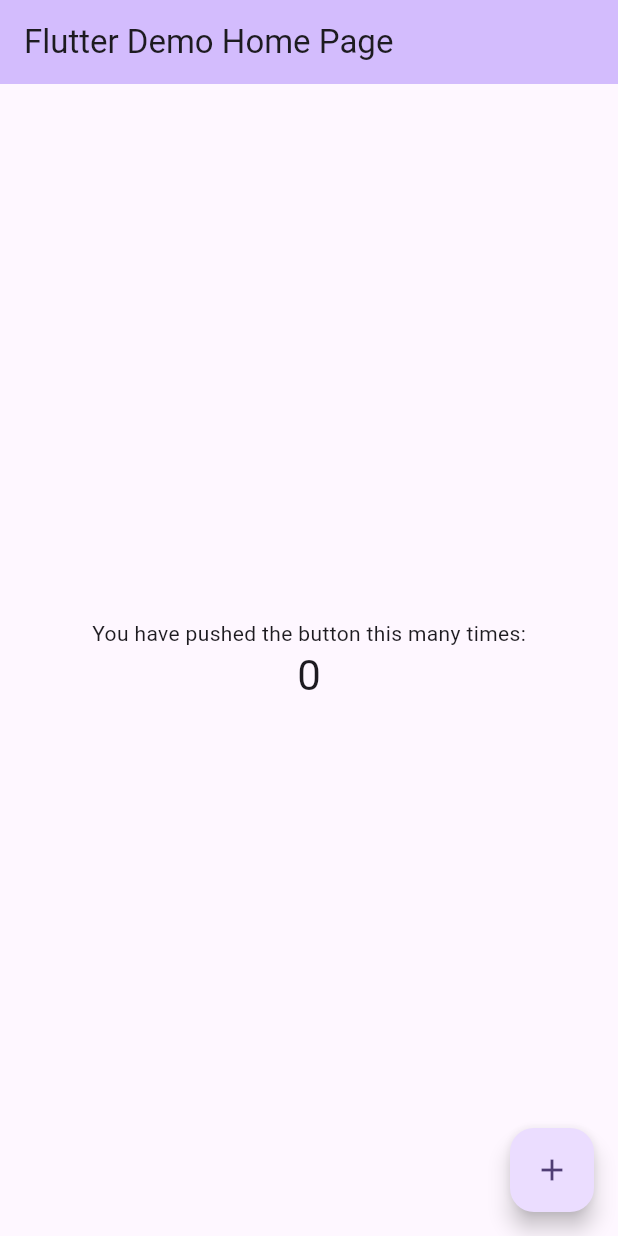
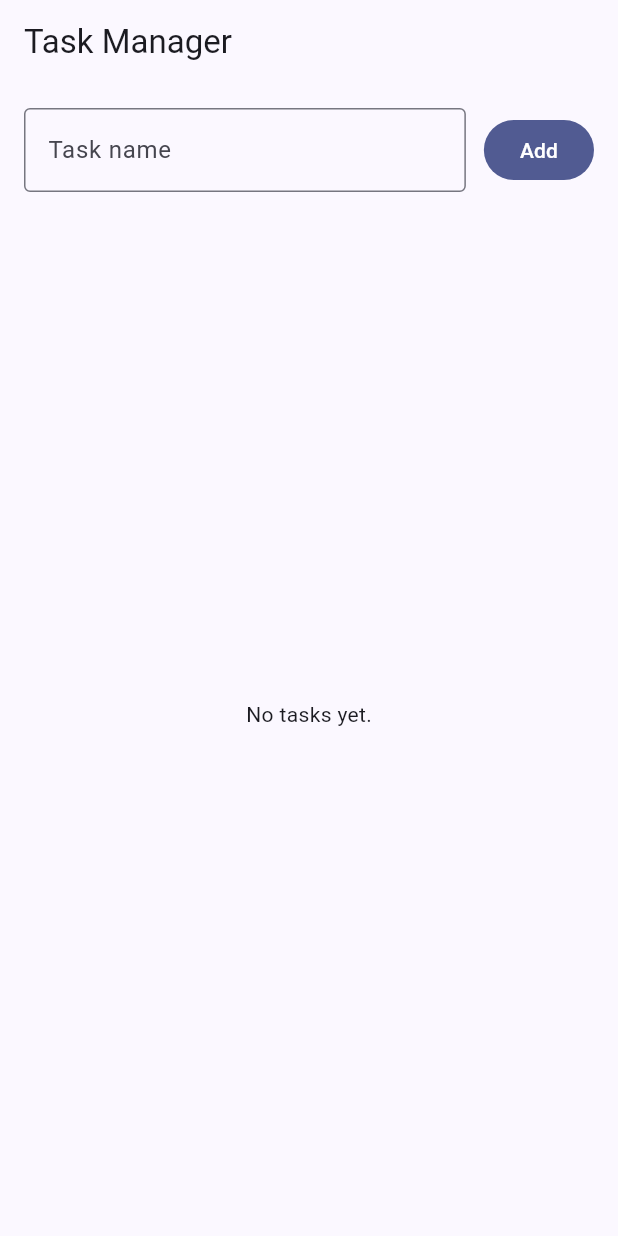
Before and after one commit to sannzay/cw3_mad, a Flutter app: the screen it shows after launch, on a phone screen of 412 x 824 dp. Run offline on Flutter 3.47's test engine with Material 3 defaults, Android fonts, the phone set to English and light mode, and no system bars.

Commit message:
feat: Stage 1 basic UI with add & list

```diff
--- a/lib/main.dart
+++ b/lib/main.dart
@@ -1,122 +1,88 @@
 import 'package:flutter/material.dart';
 
 void main() {
-  runApp(const MyApp());
+  runApp(const TaskApp());
 }
 
-class MyApp extends StatelessWidget {
-  const MyApp({super.key});
+class Task {
+  String name;
+  bool isDone;
+  Task({required this.name, this.isDone = false});
+}
 
-  // This widget is the root of your application.
+class TaskApp extends StatelessWidget {
+  const TaskApp({super.key});
   @override
   Widget build(BuildContext context) {
     return MaterialApp(
-      title: 'Flutter Demo',
-      theme: ThemeData(
-        // This is the theme of your application.
-        //
-        // TRY THIS: Try running your application with "flutter run". You'll see
-        // the application has a purple toolbar. Then, without quitting the app,
-        // try changing the seedColor in the colorScheme below to Colors.green
-        // and then invoke "hot reload" (save your changes or press the "hot
-        // reload" button in a Flutter-supported IDE, or press "r" if you used
-        // the command line to start the app).
-        //
-        // Notice that the counter didn't reset back to zero; the application
-        // state is not lost during the reload. To reset the state, use hot
-        // restart instead.
-        //
-        // This works for code too, not just values: Most code changes can be
-        // tested with just a hot reload.
-        colorScheme: ColorScheme.fromSeed(seedColor: Colors.deepPurple),
-      ),
-      home: const MyHomePage(title: 'Flutter Demo Home Page'),
+      title: 'Task Manager',
+      theme: ThemeData(useMaterial3: true, colorSchemeSeed: Colors.indigo),
+      home: const TaskListScreen(),
     );
   }
 }
 
-class MyHomePage extends StatefulWidget {
-  const MyHomePage({super.key, required this.title});
-
-  // This widget is the home page of your application. It is stateful, meaning
-  // that it has a State object (defined below) that contains fields that affect
-  // how it looks.
-
-  // This class is the configuration for the state. It holds the values (in this
-  // case the title) provided by the parent (in this case the App widget) and
-  // used by the build method of the State. Fields in a Widget subclass are
-  // always marked "final".
-
-  final String title;
+class TaskListScreen extends StatefulWidget {
+  const TaskListScreen({super.key});
 
   @override
-  State<MyHomePage> createState() => _MyHomePageState();
+  State<TaskListScreen> createState() => _TaskListScreenState();
 }
 
-class _MyHomePageState extends State<MyHomePage> {
-  int _counter = 0;
+class _TaskListScreenState extends State<TaskListScreen> {
+  final TextEditingController _controller = TextEditingController();
+  final List<Task> _tasks = [];
 
-  void _incrementCounter() {
+  void _addTask() {
+    final text = _controller.text.trim();
+    if (text.isEmpty) return;
     setState(() {
-      // This call to setState tells the Flutter framework that something has
-      // changed in this State, which causes it to rerun the build method below
-      // so that the display can reflect the updated values. If we changed
-      // _counter without calling setState(), then the build method would not be
-      // called again, and so nothing would appear to happen.
-      _counter++;
+      _tasks.add(Task(name: text));
     });
+    _controller.clear();
   }
 
   @override
   Widget build(BuildContext context) {
-    // This method is rerun every time setState is called, for instance as done
-    // by the _incrementCounter method above.
-    //
-    // The Flutter framework has been optimized to make rerunning build methods
-    // fast, so that you can just rebuild anything that needs updating rather
-    // than having to individually change instances of widgets.
     return Scaffold(
-      appBar: AppBar(
-        // TRY THIS: Try changing the color here to a specific color (to
-        // Colors.amber, perhaps?) and trigger a hot reload to see the AppBar
-        // change color while the other colors stay the same.
-        backgroundColor: Theme.of(context).colorScheme.inversePrimary,
-        // Here we take the value from the MyHomePage object that was created by
-        // the App.build method, and use it to set our appbar title.
-        title: Text(widget.title),
-      ),
-      body: Center(
-        // Center is a layout widget. It takes a single child and positions it
-        // in the middle of the parent.
+      appBar: AppBar(title: const Text('Task Manager')),
+      body: Padding(
+        padding: const EdgeInsets.all(16),
         child: Column(
-          // Column is also a layout widget. It takes a list of children and
-          // arranges them vertically. By default, it sizes itself to fit its
-          // children horizontally, and tries to be as tall as its parent.
-          //
-          // Column has various properties to control how it sizes itself and
-          // how it positions its children. Here we use mainAxisAlignment to
-          // center the children vertically; the main axis here is the vertical
-          // axis because Columns are vertical (the cross axis would be
-          // horizontal).
-          //
-          // TRY THIS: Invoke "debug painting" (choose the "Toggle Debug Paint"
-          // action in the IDE, or press "p" in the console), to see the
-          // wireframe for each widget.
-          mainAxisAlignment: MainAxisAlignment.center,
-          children: <Widget>[
-            const Text('You have pushed the button this many times:'),
-            Text(
-              '$_counter',
-              style: Theme.of(context).textTheme.headlineMedium,
+          children: [
+            Row(
+              children: [
+                Expanded(
+                  child: TextField(
+                    controller: _controller,
+                    decoration: const InputDecoration(
+                      labelText: 'Task name',
+                      border: OutlineInputBorder(),
+                    ),
+                    onSubmitted: (_) => _addTask(),
+                  ),
+                ),
+                const SizedBox(width: 12),
+                FilledButton(onPressed: _addTask, child: const Text('Add')),
+              ],
+            ),
+            const SizedBox(height: 16),
+            Expanded(
+              child: _tasks.isEmpty
+                  ? const Center(child: Text('No tasks yet.'))
+                  : ListView.builder(
+                      itemCount: _tasks.length,
+                      itemBuilder: (context, index) {
+                        final task = _tasks[index];
+                        return ListTile(
+                          title: Text(task.name),
+                        );
+                      },
+                    ),
             ),
           ],
         ),
       ),
-      floatingActionButton: FloatingActionButton(
-        onPressed: _incrementCounter,
-        tooltip: 'Increment',
-        child: const Icon(Icons.add),
-      ), // This trailing comma makes auto-formatting nicer for build methods.
     );
   }
 }
```
